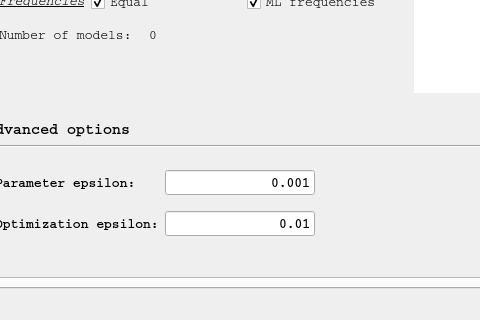
The window that src/gui2/xmodeltestfancy.ui (ddarriba/modeltest) describes before a commit, drawn with Qt 5; both pictures show x 398 to 878 and y 417 to 737 of the 1150 by 737 pixel window.
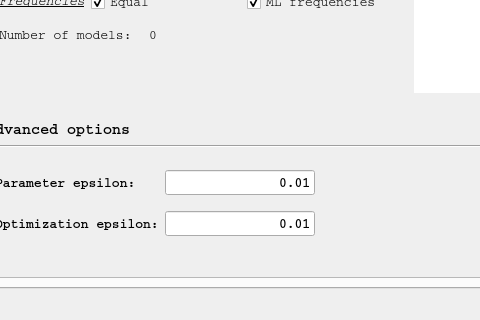
The same window after the commit. The open tabs and pages were chosen to show the change. Icons and pictures are not drawn.

```diff
--- a/src/gui2/xmodeltestfancy.ui
+++ b/src/gui2/xmodeltestfancy.ui
@@ -2225,7 +2225,7 @@
                       <string>&lt;html&gt;&lt;head/&gt;&lt;body&gt;&lt;p&gt;Epsilon threshold for &lt;span style=&quot; font-weight:600;&quot;&gt;single parameter&lt;/span&gt; optimization&lt;/p&gt;&lt;/body&gt;&lt;/html&gt;</string>
                      </property>
                      <property name="text">
-                      <string notr="true">0.001</string>
+                      <string notr="true">0.01</string>
                      </property>
                      <property name="maxLength">
                       <number>10</number>
```
